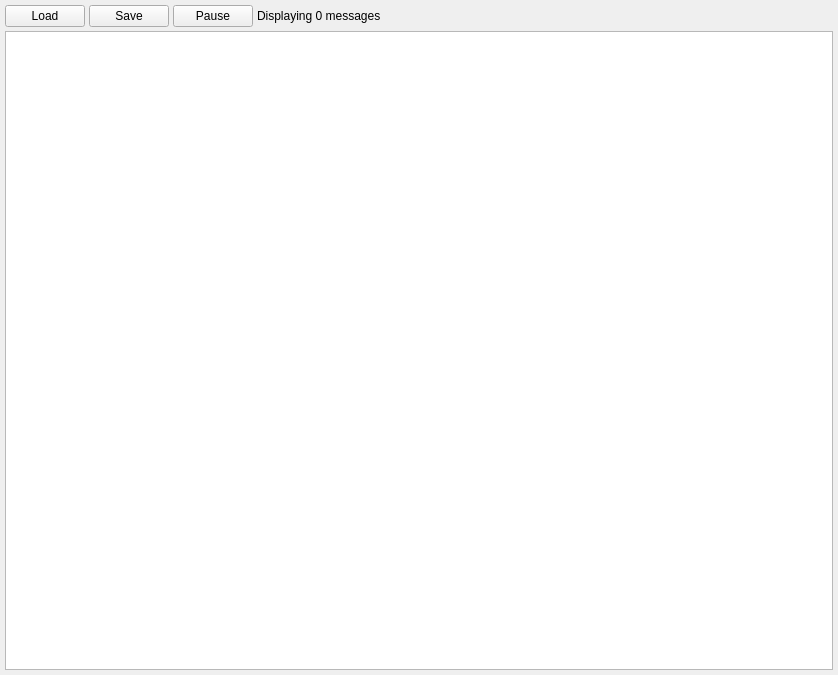
Above: rqt/rqt_console/src/rqt_console/console.ui from ros-visualization/rqt before the change. Below: the same form after it.
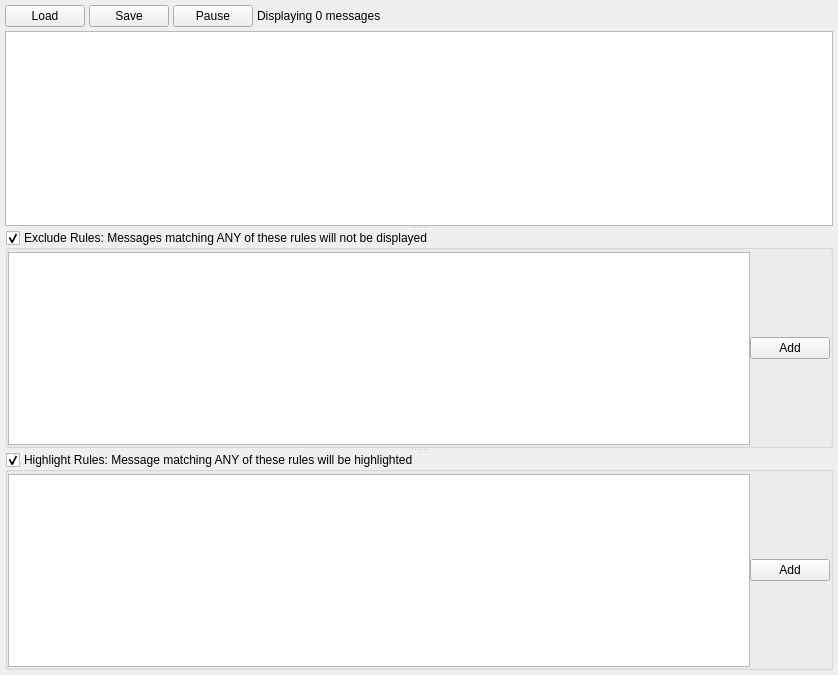
That is the form after the change.

Commit message: Major overhaul of the message filtering system.

The edit to the form file:
```diff
--- a/rqt/rqt_console/src/rqt_console/console.ui
+++ b/rqt/rqt_console/src/rqt_console/console.ui
@@ -78,17 +78,159 @@
     </layout>
    </item>
    <item>
-    <widget class="QTableView" name="table_view">
-     <property name="selectionBehavior">
-      <enum>QAbstractItemView::SelectRows</enum>
-     </property>
-     <property name="horizontalScrollMode">
-      <enum>QAbstractItemView::ScrollPerPixel</enum>
-     </property>
-     <property name="sortingEnabled">
-      <bool>true</bool>
-     </property>
-    </widget>
+    <layout class="QVBoxLayout" name="verticalLayout_2">
+     <item>
+      <widget class="QSplitter" name="table_splitter">
+       <property name="orientation">
+        <enum>Qt::Vertical</enum>
+       </property>
+       <property name="childrenCollapsible">
+        <bool>true</bool>
+       </property>
+       <widget class="QTableView" name="table_view">
+        <property name="selectionBehavior">
+         <enum>QAbstractItemView::SelectRows</enum>
+        </property>
+        <property name="horizontalScrollMode">
+         <enum>QAbstractItemView::ScrollPerPixel</enum>
+        </property>
+        <property name="sortingEnabled">
+         <bool>true</bool>
+        </property>
+       </widget>
+       <widget class="QSplitter" name="filter_splitter">
+        <property name="orientation">
+         <enum>Qt::Vertical</enum>
+        </property>
+        <property name="childrenCollapsible">
+         <bool>true</bool>
+        </property>
+        <widget class="QGroupBox" name="exclude_group_box">
+         <property name="title">
+          <string>Exclude Rules: Messages matching ANY of these rules will not be displayed</string>
+         </property>
+         <property name="checkable">
+          <bool>true</bool>
+         </property>
+         <layout class="QHBoxLayout" name="horizontalLayout_2">
+          <property name="spacing">
+           <number>0</number>
+          </property>
+          <property name="leftMargin">
+           <number>0</number>
+          </property>
+          <property name="topMargin">
+           <number>2</number>
+          </property>
+          <property name="rightMargin">
+           <number>0</number>
+          </property>
+          <property name="bottomMargin">
+           <number>0</number>
+          </property>
+          <item>
+           <widget class="QTableWidget" name="exclude_table">
+            <property name="alternatingRowColors">
+             <bool>true</bool>
+            </property>
+            <property name="columnCount">
+             <number>1</number>
+            </property>
+            <attribute name="horizontalHeaderVisible">
+             <bool>false</bool>
+            </attribute>
+            <attribute name="horizontalHeaderStretchLastSection">
+             <bool>true</bool>
+            </attribute>
+            <attribute name="verticalHeaderVisible">
+             <bool>false</bool>
+            </attribute>
+            <attribute name="verticalHeaderVisible">
+             <bool>false</bool>
+            </attribute>
+            <attribute name="horizontalHeaderStretchLastSection">
+             <bool>true</bool>
+            </attribute>
+            <attribute name="horizontalHeaderVisible">
+             <bool>false</bool>
+            </attribute>
+            <column/>
+           </widget>
+          </item>
+          <item>
+           <widget class="QPushButton" name="add_exclude_button">
+            <property name="text">
+             <string>Add</string>
+            </property>
+           </widget>
+          </item>
+         </layout>
+        </widget>
+        <widget class="QGroupBox" name="highlight_group_box">
+         <property name="title">
+          <string>Highlight Rules: Message matching ANY of these rules will be highlighted</string>
+         </property>
+         <property name="checkable">
+          <bool>true</bool>
+         </property>
+         <layout class="QHBoxLayout" name="horizontalLayout_3">
+          <property name="spacing">
+           <number>0</number>
+          </property>
+          <property name="leftMargin">
+           <number>0</number>
+          </property>
+          <property name="topMargin">
+           <number>2</number>
+          </property>
+          <property name="rightMargin">
+           <number>0</number>
+          </property>
+          <property name="bottomMargin">
+           <number>0</number>
+          </property>
+          <item>
+           <widget class="QTableWidget" name="highlight_table">
+            <property name="alternatingRowColors">
+             <bool>true</bool>
+            </property>
+            <property name="columnCount">
+             <number>1</number>
+            </property>
+            <attribute name="horizontalHeaderVisible">
+             <bool>false</bool>
+            </attribute>
+            <attribute name="horizontalHeaderStretchLastSection">
+             <bool>true</bool>
+            </attribute>
+            <attribute name="verticalHeaderVisible">
+             <bool>false</bool>
+            </attribute>
+            <attribute name="verticalHeaderVisible">
+             <bool>false</bool>
+            </attribute>
+            <attribute name="horizontalHeaderStretchLastSection">
+             <bool>true</bool>
+            </attribute>
+            <attribute name="horizontalHeaderVisible">
+             <bool>false</bool>
+            </attribute>
+            <column/>
+           </widget>
+          </item>
+          <item>
+           <widget class="QPushButton" name="add_highlight_button">
+            <property name="text">
+             <string>Add</string>
+            </property>
+           </widget>
+          </item>
+         </layout>
+        </widget>
+       </widget>
+      </widget>
+     </item>
+    </layout>
    </item>
   </layout>
  </widget>
```
Left out of the diff: 5 changed lines with no effect on the pictures. The commit also changes 26 other files.
